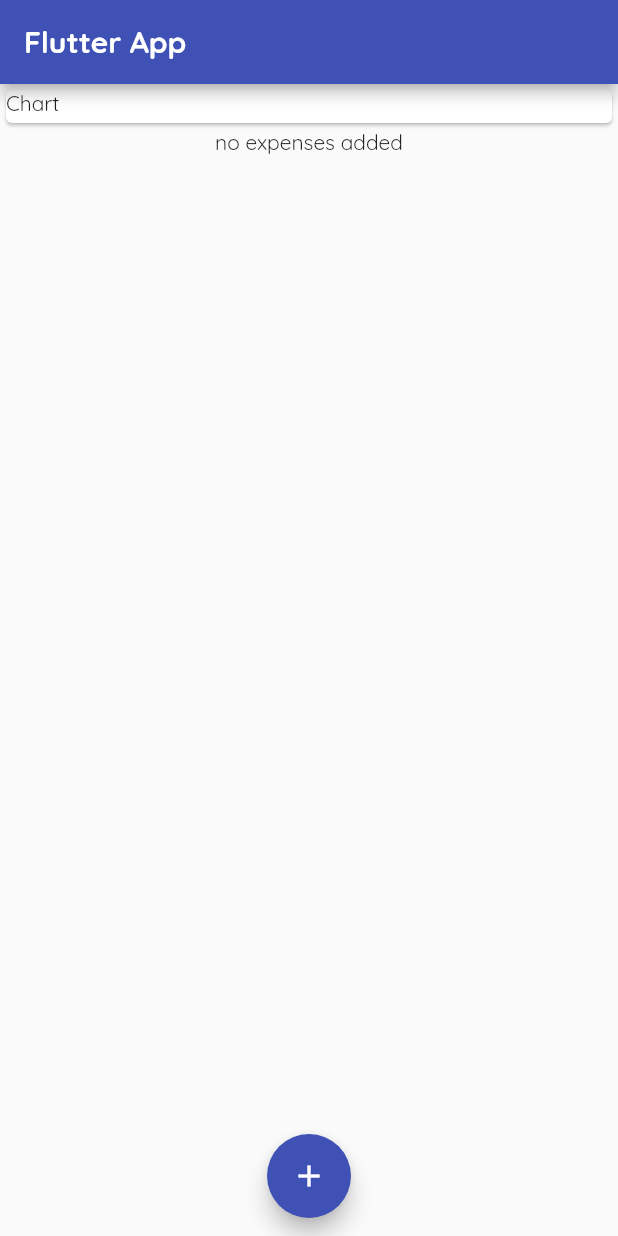
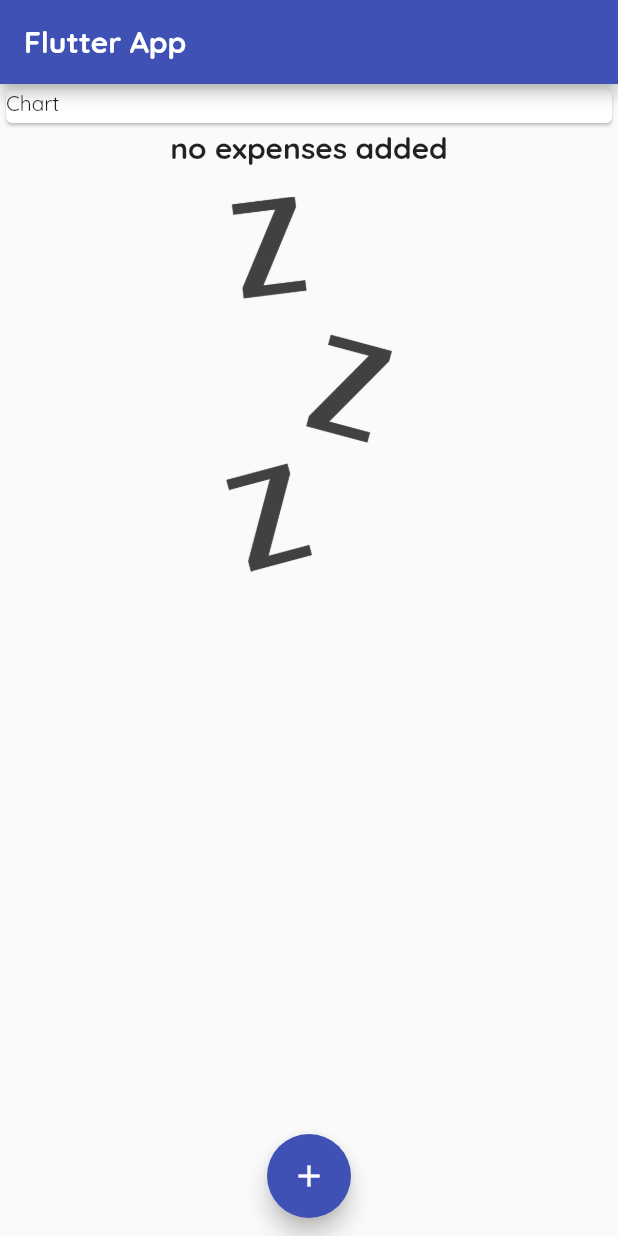
Before and after one commit to 0neman/expensescontrol, a Flutter app: the screen it shows after launch, on a phone screen of 412 x 824 dp. Run offline on Flutter 3.47's test engine with Material 2 defaults, Android fonts, the phone set to English and light mode, and no system bars.

Commit message:
new adding

```diff
--- a/lib/widgets/transaction_list.dart
+++ b/lib/widgets/transaction_list.dart
@@ -13,9 +13,24 @@ class TransactionList extends StatelessWidget {
     return Container(
       height: 300,
       child: transactions.isEmpty
-          ? Container(
-              child: Text("no expenses added"),
-            )
+          ? Column(children: [
+              Text(
+                "no expenses added",
+                style: TextStyle(
+                  fontWeight: FontWeight.bold,
+                  fontSize: 20,
+                ),
+              ),
+              SizedBox(
+                height: 20,
+              ),
+              Container(
+                  height: 250,
+                  child: Image.asset(
+                    'assets/images/waiting.png',
+                    fit: BoxFit.cover,
+                  )),
+            ])
           : ListView.builder(
               itemBuilder: (context, index) {
                 return Card(
--- a/pubspec.yaml
+++ b/pubspec.yaml
@@ -62,7 +62,7 @@ flutter:
 
   # To add assets to your application, add an assets section, like this:
   assets:
-    - assets/images/097 chart-sketch.png
+    - assets/images/waiting.png
   #   - images/a_dot_ham.jpeg
 
   # An image asset can refer to one or more resolution-specific "variants", see
```
Also changed, not shown: assets/images/097 chart-sketch.png (deleted), assets/images/waiting.png (added).
